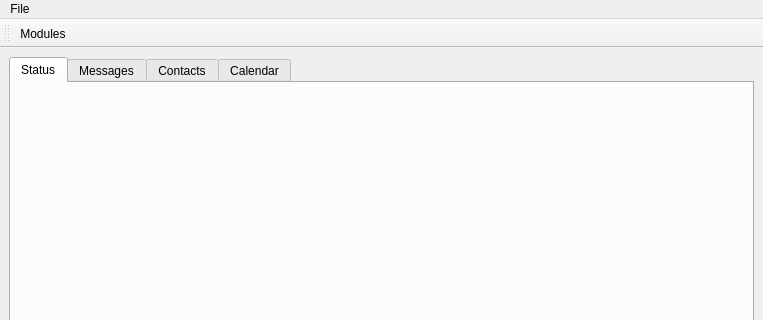
First picture: the form in weboob/frontends/qhavesex/ui/main_window.ui, repository laurentb/weboob, before the edit; both pictures show x 0 to 763 and y 0 to 320 of the 763 by 580 pixel window.
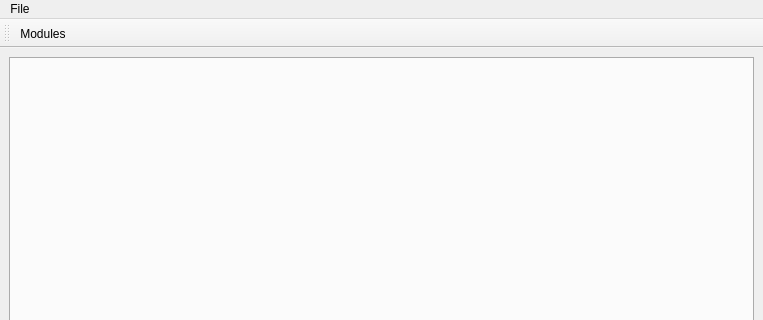
Second picture: the form after the edit.

Commit message: import the qboobmsg MessagesManager and include it in the 'Messages' tab

What changed in the file:
```diff
--- a/weboob/frontends/qhavesex/ui/main_window.ui
+++ b/weboob/frontends/qhavesex/ui/main_window.ui
@@ -20,26 +20,6 @@
       <property name="currentIndex">
        <number>0</number>
       </property>
-      <widget class="QWidget" name="statusTab">
-       <attribute name="title">
-        <string>Status</string>
-       </attribute>
-      </widget>
-      <widget class="QWidget" name="messagesTab">
-       <attribute name="title">
-        <string>Messages</string>
-       </attribute>
-      </widget>
-      <widget class="QWidget" name="contactsTab">
-       <attribute name="title">
-        <string>Contacts</string>
-       </attribute>
-      </widget>
-      <widget class="QWidget" name="calendarTab">
-       <attribute name="title">
-        <string>Calendar</string>
-       </attribute>
-      </widget>
      </widget>
     </item>
    </layout>
```
Left out of the diff: 2 changed lines with no effect on the pictures. The commit also changes 1 other file.
